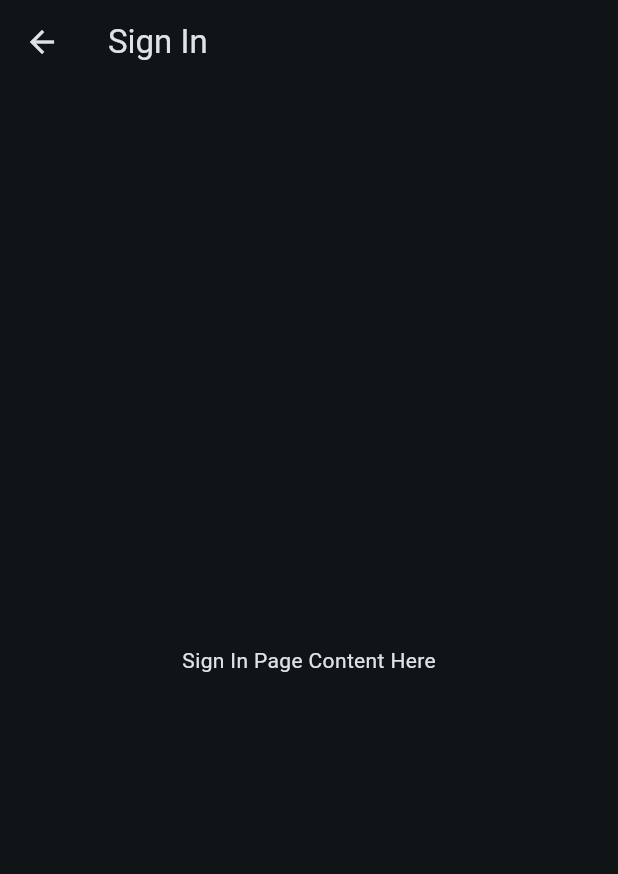
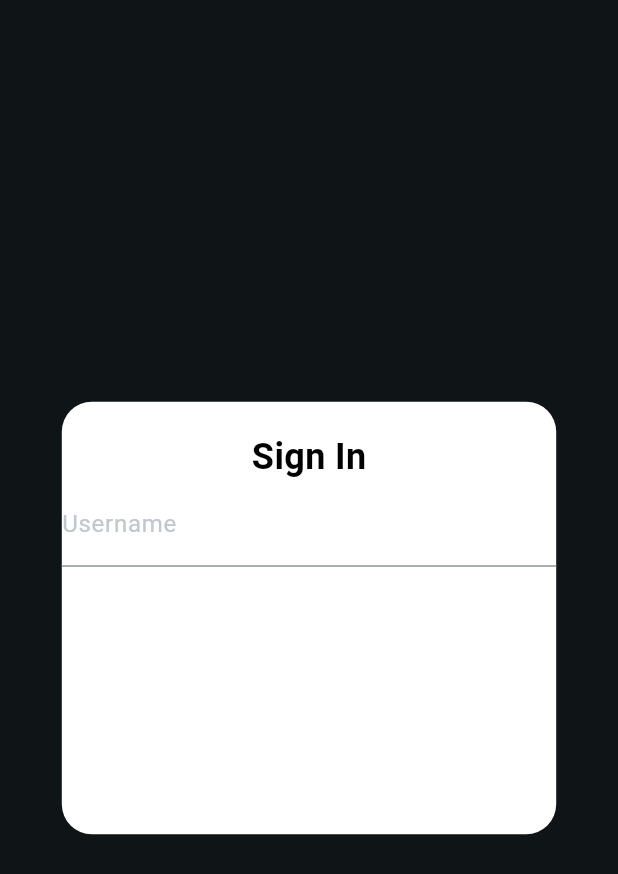
Before and after one commit to Rikkafire/EDMR_MENAK_2ELO, a Flutter app: the screen it shows after launch, after a tap on "Sign In", on a phone screen of 412 x 824 dp. Shown: the top 874 px of the screen. Run offline on Flutter 3.47's test engine with Material 3 defaults, Android fonts, the light colour scheme and no system bars; our stand-ins replace lottie, permission_handler; missing offline and left inert: flutter_blue_classic.

Commit message:
sign_in_enhaced

```diff
--- a/lib/views/pages/sign_in.dart
+++ b/lib/views/pages/sign_in.dart
@@ -6,8 +6,38 @@ class SignIn extends StatelessWidget {
   @override
   Widget build(BuildContext context) {
     return Scaffold(
-      appBar: AppBar(title: const Text('Sign In')),
-      body: const Center(child: Text('Sign In Page Content Here')),
+      body: Center(
+        child: Padding(
+          padding: EdgeInsetsDirectional.fromSTEB(
+            MediaQuery.of(context).size.width * 0.1,
+            0,
+            MediaQuery.of(context).size.width * 0.1,
+            0,
+          ),
+          child: Container(
+            height: MediaQuery.of(context).size.height * 0.35,
+            width: MediaQuery.of(context).size.width * 1,
+            decoration: BoxDecoration(
+              color: Colors.white,
+              borderRadius: BorderRadius.circular(20),
+            ),
+            child: Column(
+              children: [
+                SizedBox(height: 20),
+                Text(
+                  'Sign In',
+                  style: TextStyle(
+                    fontSize: 24,
+                    fontWeight: FontWeight.bold,
+                    color: Colors.black,
+                  ),
+                ),
+                TextField(decoration: InputDecoration(labelText: 'Username')),
+              ],
+            ),
+          ),
+        ),
+      ),
     );
   }
 }
```
